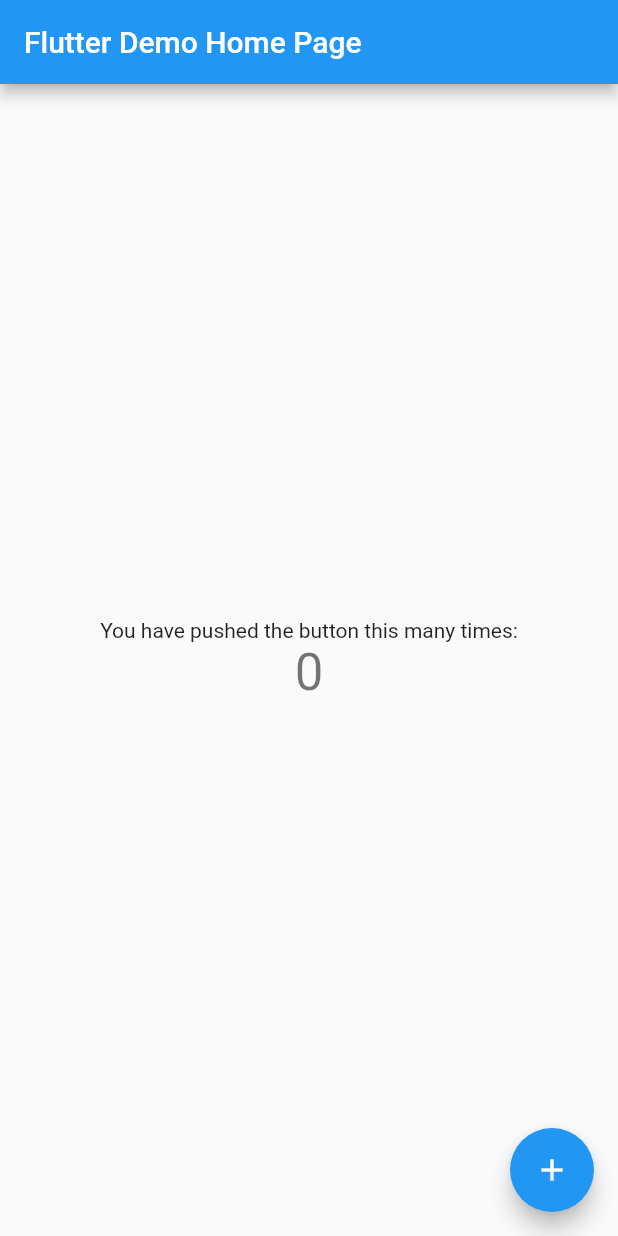
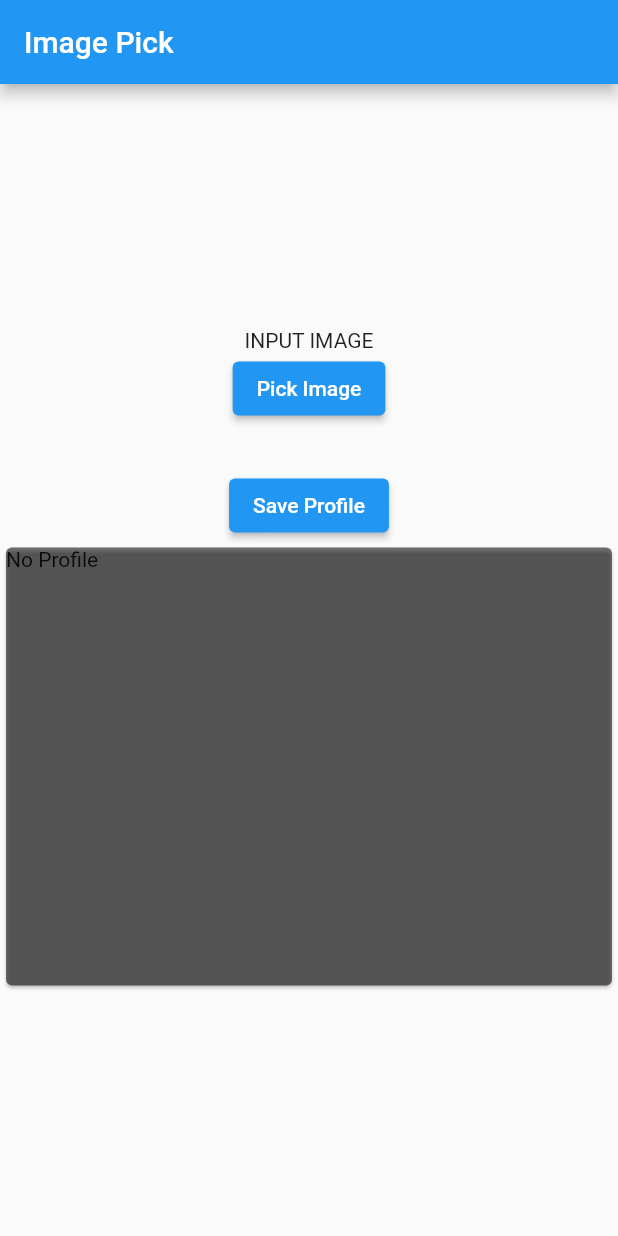
Before and after one commit to WenDeHor/card_hero, a Flutter app: the screen it shows after launch, on a phone screen of 412 x 824 dp. Run offline on Flutter 3.47's test engine with Material 2 defaults, Android fonts, the phone set to English and light mode, and no system bars; our stand-ins replace image_picker, sqflite; accounts and stored records are empty.

Commit message:
2.First failed

```diff
--- /dev/null
+++ b/lib/database.dart
@@ -0,0 +1,49 @@
+import 'package:card_hero/profile_model.dart';
+import 'package:sqflite/sqflite.dart';
+
+import 'package:path/path.dart' as path;
+
+class DatabaseHelper {
+  static const profileTable = "profiletable";
+  static const dbVersion = 1;
+
+  static const idProfileColumn = "id";
+  static const nameColumn = "name";
+  static const image64bitColumn = "image64bit";
+
+  static Future _onCreate(Database db, int version) {
+    var execute = db.execute("""
+    CREATE TABLE $profileTable(
+    $idProfileColumn INTEGER PRIMARY KEY AUTOINCREMENT,
+    $nameColumn TEXT,
+    $image64bitColumn TEXT
+
+    )
+    """);
+    return execute;
+  }
+
+  static open() async {
+    final rootPath = await getDatabasesPath();
+
+    print("DB OPENED");
+    final dbPath = path.join(rootPath, "GosolDb.db");
+
+    return openDatabase(dbPath, onCreate: _onCreate, version: dbVersion);
+  }
+
+  static Future insertProfile(Map<String, dynamic> row) async {
+    final db = await DatabaseHelper.open();
+    print("ROW INSERTED");
+    return await db.insert(profileTable, row);
+  }
+
+  static getAllProfile() async {
+    final db = await DatabaseHelper.open();
+
+    List<Map<String, dynamic>> mapList = await db.query(profileTable);
+
+    return List.generate(
+        mapList.length, (index) => ProfileModel.fromMap(mapList[index]));
+  }
+}
--- a/lib/main.dart
+++ b/lib/main.dart
@@ -1,11 +1,16 @@
+import 'dart:convert';
+
 import 'package:flutter/material.dart';
+import 'package:image_picker/image_picker.dart';
+import 'package:card_hero/database.dart';
+import 'package:card_hero/profile_model.dart';
 
 void main() {
   runApp(const MyApp());
 }
 
 class MyApp extends StatelessWidget {
-  const MyApp({super.key});
+  const MyApp({Key? key}) : super(key: key);
 
   // This widget is the root of your application.
   @override
@@ -13,103 +18,102 @@
     return MaterialApp(
       title: 'Flutter Demo',
       theme: ThemeData(
-        // This is the theme of your application.
-        //
-        // Try running your application with "flutter run". You'll see the
-        // application has a blue toolbar. Then, without quitting the app, try
-        // changing the primarySwatch below to Colors.green and then invoke
-        // "hot reload" (press "r" in the console where you ran "flutter run",
-        // or simply save your changes to "hot reload" in a Flutter IDE).
-        // Notice that the counter didn't reset back to zero; the application
-        // is not restarted.
         primarySwatch: Colors.blue,
       ),
-      home: const MyHomePage(title: 'Flutter Demo Home Page'),
+      home: ImagePickerPage(),
     );
   }
 }
 
-class MyHomePage extends StatefulWidget {
-  const MyHomePage({super.key, required this.title});
-
-  // This widget is the home page of your application. It is stateful, meaning
-  // that it has a State object (defined below) that contains fields that affect
-  // how it looks.
-
-  // This class is the configuration for the state. It holds the values (in this
-  // case the title) provided by the parent (in this case the App widget) and
-  // used by the build method of the State. Fields in a Widget subclass are
-  // always marked "final".
-
-  final String title;
+class ImagePickerPage extends StatefulWidget {
+  const ImagePickerPage({Key? key}) : super(key: key);
 
   @override
-  State<MyHomePage> createState() => _MyHomePageState();
+  State<ImagePickerPage> createState() => _ImagePickerPageState();
 }
 
-class _MyHomePageState extends State<MyHomePage> {
-  int _counter = 0;
+class _ImagePickerPageState extends State<ImagePickerPage> {
+  Future<String> pickImage() async {
+    var image = await ImagePicker()
+        .pickImage(source: ImageSource.gallery, imageQuality: 45);
 
-  void _incrementCounter() {
-    setState(() {
-      // This call to setState tells the Flutter framework that something has
-      // changed in this State, which causes it to rerun the build method below
-      // so that the display can reflect the updated values. If we changed
-      // _counter without calling setState(), then the build method would not be
-      // called again, and so nothing would appear to happen.
-      _counter++;
-    });
+    var imageBytes = await image!.readAsBytes();
+
+    print("IMAGE PICKED: ${image.path}");
+
+    String base64Image = base64Encode(imageBytes);
+
+    return base64Image;
+  }
+
+  List<ProfileModel> pList = [];
+
+  String? byte64String;
+
+  @override
+  initState() {
+    DatabaseHelper.getAllProfile();
+
+    super.initState();
   }
 
   @override
   Widget build(BuildContext context) {
-    // This method is rerun every time setState is called, for instance as done
-    // by the _incrementCounter method above.
-    //
-    // The Flutter framework has been optimized to make rerunning build methods
-    // fast, so that you can just rebuild anything that needs updating rather
-    // than having to individually change instances of widgets.
     return Scaffold(
       appBar: AppBar(
-        // Here we take the value from the MyHomePage object that was created by
-        // the App.build method, and use it to set our appbar title.
-        title: Text(widget.title),
+        title: const Text("Image Pick"),
       ),
       body: Center(
-        // Center is a layout widget. It takes a single child and positions it
-        // in the middle of the parent.
         child: Column(
-          // Column is also a layout widget. It takes a list of children and
-          // arranges them vertically. By default, it sizes itself to fit its
-          // children horizontally, and tries to be as tall as its parent.
-          //
-          // Invoke "debug painting" (press "p" in the console, choose the
-          // "Toggle Debug Paint" action from the Flutter Inspector in Android
-          // Studio, or the "Toggle Debug Paint" command in Visual Studio Code)
-          // to see the wireframe for each widget.
-          //
-          // Column has various properties to control how it sizes itself and
-          // how it positions its children. Here we use mainAxisAlignment to
-          // center the children vertically; the main axis here is the vertical
-          // axis because Columns are vertical (the cross axis would be
-          // horizontal).
           mainAxisAlignment: MainAxisAlignment.center,
-          children: <Widget>[
-            const Text(
-              'You have pushed the button this many times:',
+          crossAxisAlignment: CrossAxisAlignment.center,
+          children: [
+            const Text("INPUT IMAGE"),
+            ElevatedButton(
+                onPressed: () async {
+                  byte64String = await pickImage();
+
+                  print("BYTE 64 STRING: $byte64String");
+                },
+                child: const Text("Pick Image")),
+            const SizedBox(
+              height: 30,
             ),
-            Text(
-              '$_counter',
-              style: Theme.of(context).textTheme.headlineMedium,
+            ElevatedButton(
+                onPressed: () async {
+                  await DatabaseHelper.insertProfile(
+                      ProfileModel(name: "Murad", image64bit: byte64String)
+                          .toMap());
+
+                  pList = await DatabaseHelper.getAllProfile();
+                  setState(() {});
+
+                  print(pList[0].id);
+                  print(pList[0].name);
+                  print(pList[0].image64bit);
+                },
+                child: const Text("Save Profile")),
+            Flexible(
+              child: ListView.builder(
+                  shrinkWrap: true,
+                  itemCount: pList.isNotEmpty ? pList.length : 1,
+                  itemBuilder: (context, index) {
+                    return SizedBox(
+                      height: 300,
+                      width: double.infinity,
+                      child: Card(
+                        color: Colors.black54,
+                        child: pList.isNotEmpty
+                            ? Image.memory(const Base64Decoder()
+                                .convert(pList[index].image64bit!))
+                            : Text("No Profile"),
+                      ),
+                    );
+                  }),
             ),
           ],
         ),
       ),
-      floatingActionButton: FloatingActionButton(
-        onPressed: _incrementCounter,
-        tooltip: 'Increment',
-        child: const Icon(Icons.add),
-      ), // This trailing comma makes auto-formatting nicer for build methods.
     );
   }
 }
--- /dev/null
+++ b/lib/profile_model.dart
@@ -0,0 +1,31 @@
+class ProfileModel{
+
+  int? id;
+  String? name;
+  String? image64bit;
+
+  ProfileModel({this.id, this.name, this.image64bit});
+
+  Map<String, dynamic> toMap(){
+    Map<String, dynamic> map = {
+      "name" : name,
+      "image64bit" : image64bit
+    };
+
+    if(id!=null){
+      map["id"] = id;
+    }
+
+    return map;
+  }
+
+  factory ProfileModel.fromMap(Map<String, dynamic> map) =>
+      ProfileModel(
+          id: map["id"],
+          name: map["name"],
+          image64bit: map["image64bit"]
+      );
+
+
+
+}
```
Also changed, not shown: lib/Photo.dart (deleted, +0 -21 lines), lib/Utility.dart (deleted, +0 -22 lines), pubspec.yaml (+5 -3 lines), pubspec.lock, 1 other file.
